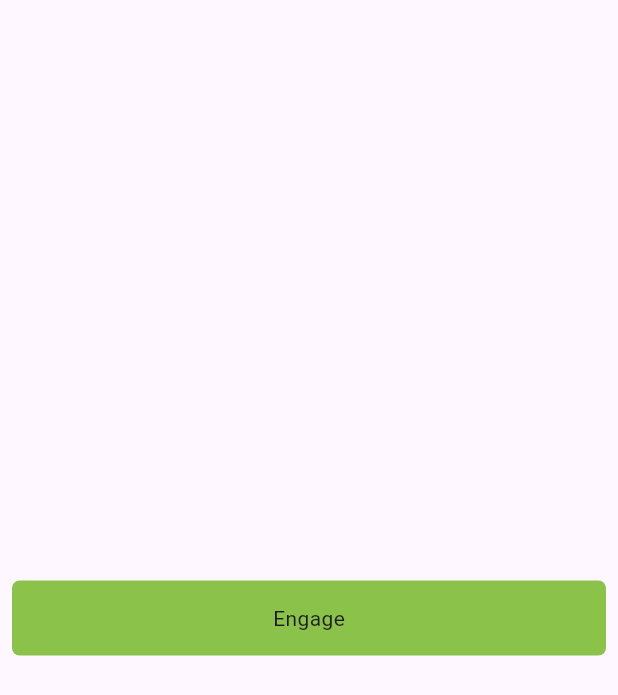
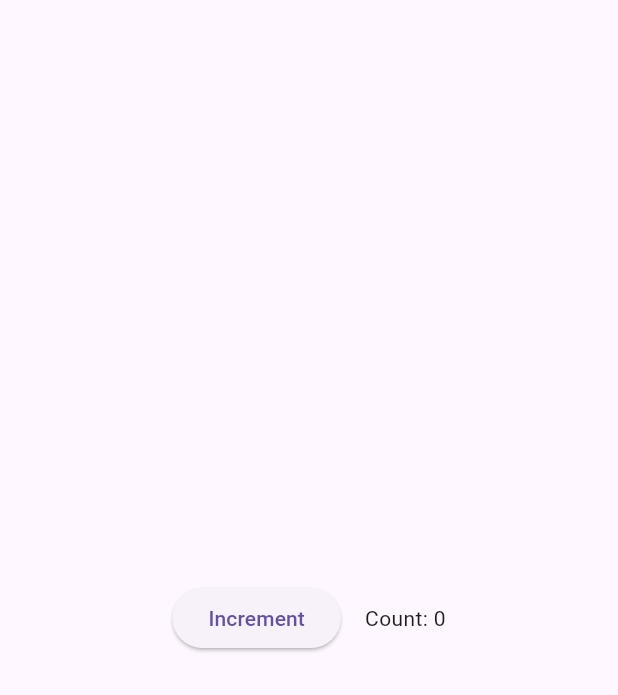
Before and after one commit to javalue/FlutterStudyDemo, a Flutter app: the screen it shows after launch, on a phone screen of 412 x 824 dp. Shown: the top 695 px of the screen. Run offline on Flutter 3.47's test engine with Material 3 defaults, Android fonts, the phone set to English and light mode, and no system bars.

Commit message:
feat:根据输入更改控件

```diff
--- a/lib/main.dart
+++ b/lib/main.dart
@@ -1,33 +1,39 @@
 import 'package:flutter/material.dart';
+
+class Counter extends StatefulWidget {
+  const Counter({super.key});
+
+  @override
+  State<StatefulWidget> createState() => _CounterState();
+}
+
+class _CounterState extends State<Counter> {
+  int _counter = 0;
+
+  void _increment() {
+    setState(() {
+      _counter++;
+    });
+  }
+
+  @override
+  Widget build(BuildContext context) {
+    return Row(
+      mainAxisAlignment: MainAxisAlignment.center,
+      children: [
+        ElevatedButton(onPressed: _increment, child: const Text("Increment")),
+        const SizedBox(width: 16),
+        Text('Count: $_counter'),
+      ],
+    );
+  }
+}
 
 void main() {
   runApp(
     const MaterialApp(
       title: "Flutter Tutorial",
-      home: Scaffold(body: Center(child: MyButton())),
+      home: Scaffold(body: Center(child: Counter())),
     ),
   );
 }
-
-class MyButton extends StatelessWidget {
-  const MyButton({super.key});
-
-  @override
-  Widget build(BuildContext context) {
-    return GestureDetector(
-      onTap: () {
-        print("MyButton was tapped!");
-      },
-      child: Container(
-        height: 50,
-        padding: const EdgeInsets.all(8),
-        margin: const EdgeInsets.symmetric(horizontal: 8),
-        decoration: BoxDecoration(
-          borderRadius: BorderRadius.circular(5),
-          color: Colors.lightGreen[500],
-        ),
-        child: const Center(child: Text("Engage")),
-      ),
-    );
-  }
-}
```
